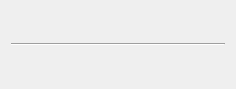
This is function/character_search/character_search.ui in Wseop/loa-manager-qt-client as Qt 5 draws it before an edit. The edited form follows.
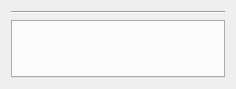
This is the edited form.

Commit message: FEAT:Implement CharacterSearch

Diff of the .ui file:
```diff
--- a/function/character_search/character_search.ui
+++ b/function/character_search/character_search.ui
@@ -24,6 +24,16 @@
      </property>
     </widget>
    </item>
+   <item>
+    <widget class="QTabWidget" name="tabCharacter">
+     <property name="currentIndex">
+      <number>-1</number>
+     </property>
+     <property name="tabsClosable">
+      <bool>true</bool>
+     </property>
+    </widget>
+   </item>
   </layout>
  </widget>
  <resources/>
```
The commit also changes 24 other files.
